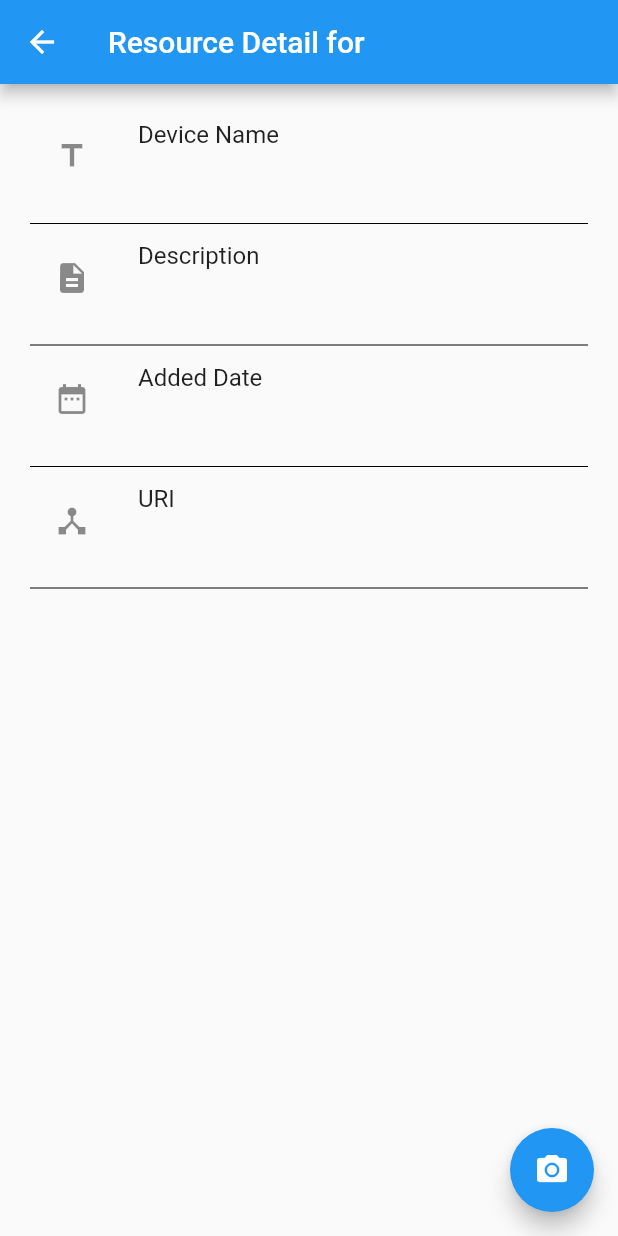
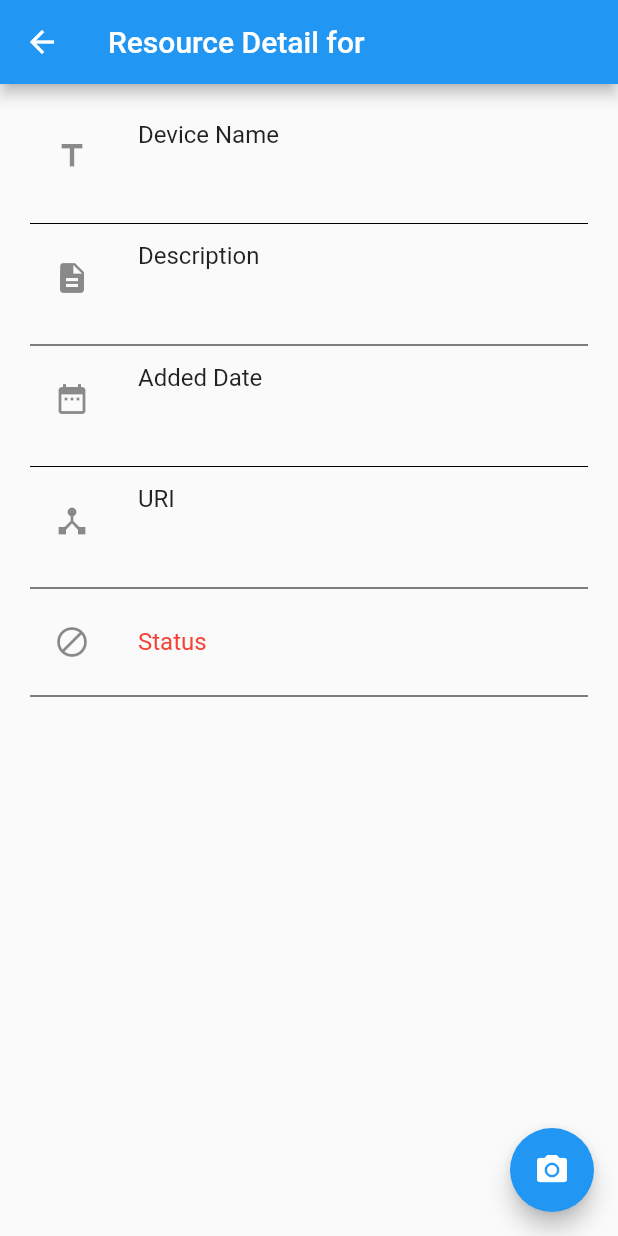
Before and after one commit to f9n/biricik, a Flutter app: the ResourceDetail screen opened directly with empty values, on a phone screen of 412 x 824 dp. Run offline on Flutter 3.47's test engine with Material 2 defaults, Android fonts, the phone set to English and light mode, and no system bars; our stand-ins replace flutter_form_builder, flutter_slidable, shared_preferences, sqflite, webview_flutter; accounts and stored records are empty.

Commit message:
Check resource status in every 5 seconds

```diff
--- a/lib/screens/resources/detail.dart
+++ b/lib/screens/resources/detail.dart
@@ -1,9 +1,11 @@
+import 'dart:async';
+
 import 'package:flutter/material.dart';
 import 'package:biricik/db/dbHelper.dart';
 import 'package:biricik/models/resource.dart';
 import 'package:biricik/widgets/uv4l_camera_control.dart';
 
-enum Choice { Delete, Update }
+import 'package:biricik/helpers/checks.dart';
 
 class ResourceDetail extends StatefulWidget {
   final Resource resource;
@@ -16,6 +18,27 @@ class ResourceDetail extends StatefulWidget {
 
 class ResourceDetailState extends State<ResourceDetail> {
   DbHelper dbHelper = new DbHelper();
+
+  Timer timer;
+  bool resourceStatus = false;
+
+  @override
+  void initState() {
+    super.initState();
+    var _duration = Duration(seconds: 5);
+    timer = Timer.periodic(_duration, (Timer t) async {
+      var _status = await isAlive(widget.resource.url);
+      setState(() {
+        resourceStatus = _status;
+      });
+    });
+  }
+
+  @override
+  void dispose() {
+    super.dispose();
+    timer.cancel();
+  }
 
   @override
   Widget build(BuildContext context) {
@@ -55,6 +78,17 @@ class ResourceDetailState extends State<ResourceDetail> {
             Divider(
               color: Colors.black,
             ),
+            ListTile(
+              title: Text(
+                "Status",
+                style: TextStyle(
+                    color: resourceStatus ? Colors.green : Colors.red),
+              ),
+              leading: Icon(resourceStatus ? Icons.check : Icons.block),
+            ),
+            Divider(
+              color: Colors.black,
+            ),
           ],
         ),
       ),
```
